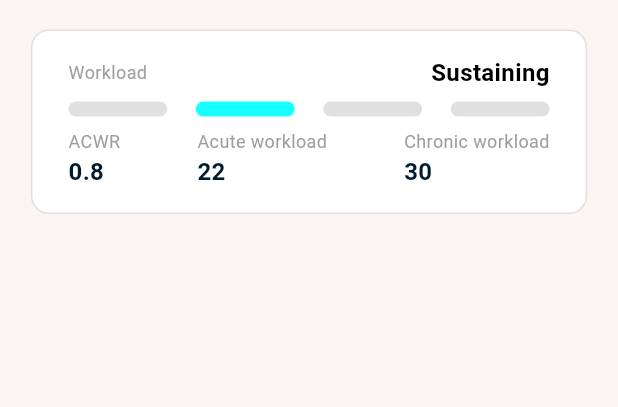
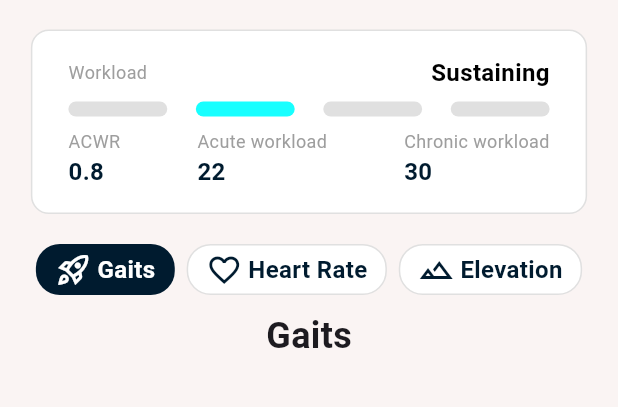
Before and after one commit to jaycey3/ei-activity, a Flutter app: the screen it shows after launch, on a phone screen of 412 x 824 dp, the part 590-997 px from its top. Run offline on Flutter 3.47's test engine with Material 3 defaults, Android fonts, the phone set to English and light mode, and no system bars.

Commit message:
added tab buttons

```diff
--- a/lib/main.dart
+++ b/lib/main.dart
@@ -223,24 +223,63 @@ class _ActivityPageState extends State<ActivityPage> {
                           Column(
                             crossAxisAlignment: CrossAxisAlignment.start,
                             children: [
-                              Text("ACWR", style: TextStyle(fontSize: 12, color: Colors.grey)),
-                              Text("0.8", style: TextStyle(fontSize: 16, color: Color(0xFF001B2F), fontWeight: FontWeight.bold)),
+                              Text(
+                                "ACWR",
+                                style: TextStyle(
+                                  fontSize: 12,
+                                  color: Colors.grey,
+                                ),
+                              ),
+                              Text(
+                                "0.8",
+                                style: TextStyle(
+                                  fontSize: 16,
+                                  color: Color(0xFF001B2F),
+                                  fontWeight: FontWeight.bold,
+                                ),
+                              ),
                             ],
                           ),
                           SizedBox(width: 16),
                           Column(
                             crossAxisAlignment: CrossAxisAlignment.start,
                             children: [
-                              Text("Acute workload", style: TextStyle(fontSize: 12, color: Colors.grey)),
-                              Text("22", style: TextStyle(fontSize: 16, color: Color(0xFF001B2F), fontWeight: FontWeight.bold)),
+                              Text(
+                                "Acute workload",
+                                style: TextStyle(
+                                  fontSize: 12,
+                                  color: Colors.grey,
+                                ),
+                              ),
+                              Text(
+                                "22",
+                                style: TextStyle(
+                                  fontSize: 16,
+                                  color: Color(0xFF001B2F),
+                                  fontWeight: FontWeight.bold,
+                                ),
+                              ),
                             ],
                           ),
                           SizedBox(width: 16),
                           Column(
                             crossAxisAlignment: CrossAxisAlignment.start,
                             children: [
-                              Text("Chronic workload", style: TextStyle(fontSize: 12, color: Colors.grey)),
-                              Text("30", style: TextStyle(fontSize: 16, color: Color(0xFF001B2F), fontWeight: FontWeight.bold)),
+                              Text(
+                                "Chronic workload",
+                                style: TextStyle(
+                                  fontSize: 12,
+                                  color: Colors.grey,
+                                ),
+                              ),
+                              Text(
+                                "30",
+                                style: TextStyle(
+                                  fontSize: 16,
+                                  color: Color(0xFF001B2F),
+                                  fontWeight: FontWeight.bold,
+                                ),
+                              ),
                             ],
                           ),
                         ],
@@ -250,6 +289,25 @@ class _ActivityPageState extends State<ActivityPage> {
                 ),
               ),
             ),
+
+            const SizedBox(height: 20),
+
+            // Tabs
+            Padding(
+              padding: const EdgeInsets.symmetric(horizontal: 16.0),
+              child: Row(
+                mainAxisAlignment: MainAxisAlignment.spaceEvenly,
+                children: [
+                  _tabButton("Gaits", 0, Icons.rocket_launch_outlined),
+                  _tabButton("Heart Rate", 1, Icons.favorite_outline),
+                  _tabButton("Elevation", 2, Icons.landscape_outlined),
+                ],
+              ),
+            ),
+
+            const SizedBox(height: 10),
+
+            Expanded(child: _buildTabContent()),
           ],
         ),
       ),
@@ -277,4 +335,76 @@ class _ActivityPageState extends State<ActivityPage> {
       ),
     );
   }
+
+  Widget _tabButton(String title, int index, IconData icon) {
+    final isSelected = selectedTabIndex == index;
+    return GestureDetector(
+      onTap: () {
+        setState(() {
+          selectedTabIndex = index;
+        });
+      },
+      child: Container(
+        padding: const EdgeInsets.symmetric(horizontal: 12, vertical: 4),
+        decoration: BoxDecoration(
+          color: isSelected ? Color(0xFF001B2F) : Colors.white,
+          border: Border.all(
+            color: isSelected ? Colors.transparent : Colors.grey[300]!,
+          ),
+          borderRadius: BorderRadius.circular(16),
+        ),
+        child: Row(
+          children: [
+            Icon(icon, color: isSelected ? Colors.white : Color(0xFF001B2F)),
+            const SizedBox(width: 4),
+            Text(
+              title,
+              style: TextStyle(
+                color: isSelected ? Colors.white : Color(0xFF001B2F),
+                fontWeight: FontWeight.bold,
+                fontSize: 16,
+              ),
+            ),
+          ],
+        ),
+      ),
+    );
+  }
+
+  Widget _buildTabContent() {
+    switch (selectedTabIndex) {
+      case 0:
+        return _buildGaitsTab();
+      case 1:
+        return _buildHeartRateTab();
+      case 2:
+        return _buildElevationTab();
+      default:
+        return Container();
+    }
+  }
+
+  Widget _buildGaitsTab() {
+    return Column(
+      children: [
+        Center(child: Text("Gaits", style: TextStyle(fontSize: 24, fontWeight: FontWeight.bold))),
+      ],
+    );
+  }
+
+  Widget _buildHeartRateTab() {
+    return Column(
+      children: [
+        Center(child: Text("Heart Rate", style: TextStyle(fontSize: 24, fontWeight: FontWeight.bold))),
+      ],
+    );
+  }
+
+  Widget _buildElevationTab() {
+    return Column(
+      children: [
+        Center(child: Text("Elevation", style: TextStyle(fontSize: 24, fontWeight: FontWeight.bold))),
+      ],
+    );
+  }
 }
```
